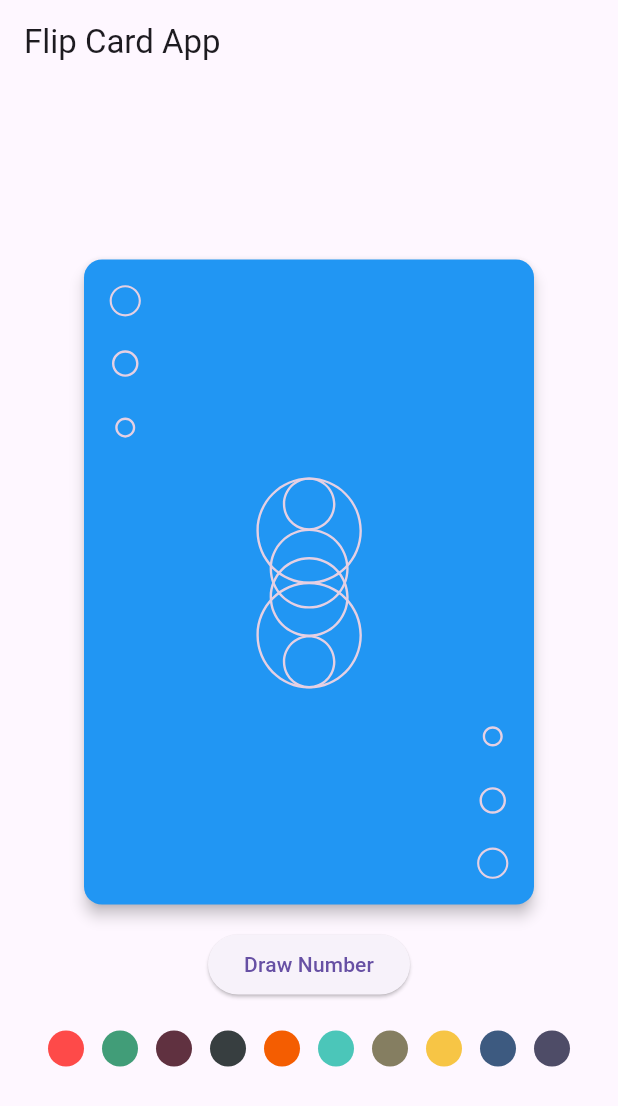
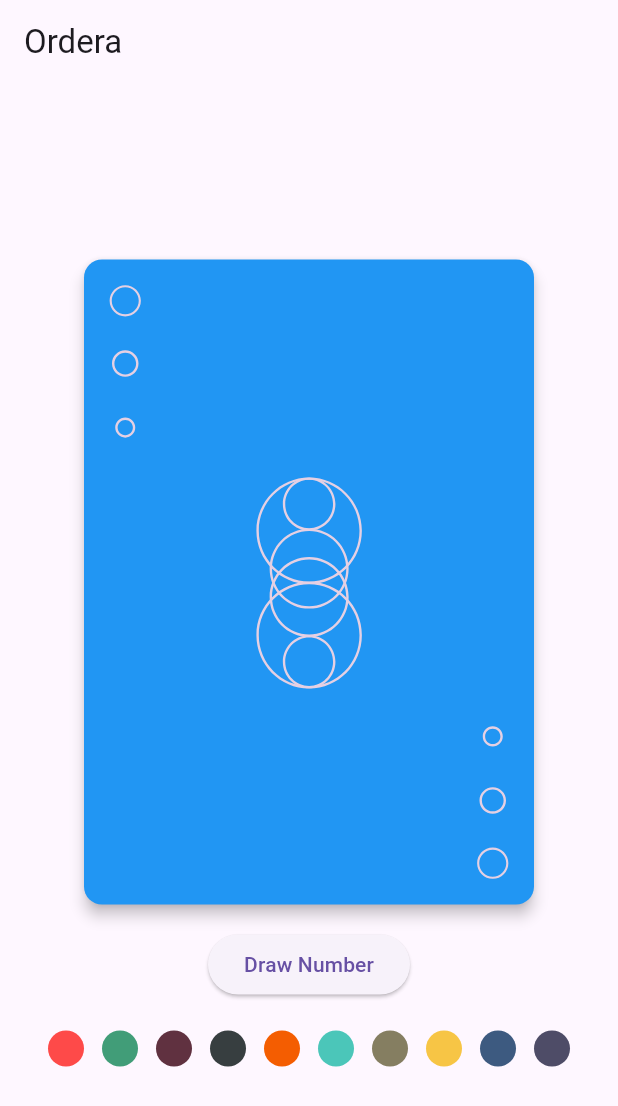
Before and after one commit to zepetriko/ordera, a Flutter app: the screen it shows after launch, on a phone screen of 412 x 824 dp. Shown: the top 1106 px of the screen. Run offline on Flutter 3.47's test engine with Material 3 defaults, Android fonts, the light colour scheme and no system bars; drawn by our look-alikes of flip_card; our stand-ins replace flutter_svg, shared_preferences.

```diff
--- a/ordera/lib/main.dart
+++ b/ordera/lib/main.dart
@@ -11,6 +11,7 @@ class MyApp extends StatelessWidget {
   @override
   Widget build(BuildContext context) {
     return MaterialApp(
+      debugShowCheckedModeBanner: false,
       title: 'Card App',
       theme: ThemeData(
         primarySwatch: Colors.blue,
--- a/ordera/lib/screens/home_screen.dart
+++ b/ordera/lib/screens/home_screen.dart
@@ -45,7 +45,7 @@ class _HomeScreenState extends State<HomeScreen> {
   @override
   Widget build(BuildContext context) {
     return Scaffold(
-      appBar: AppBar(title: const Text("Flip Card App")),
+      appBar: AppBar(title: const Text("Ordera")),
       body: Center(
         child: Column(
           mainAxisAlignment: MainAxisAlignment.center,
```
Also changed, not shown: 1 other file.
